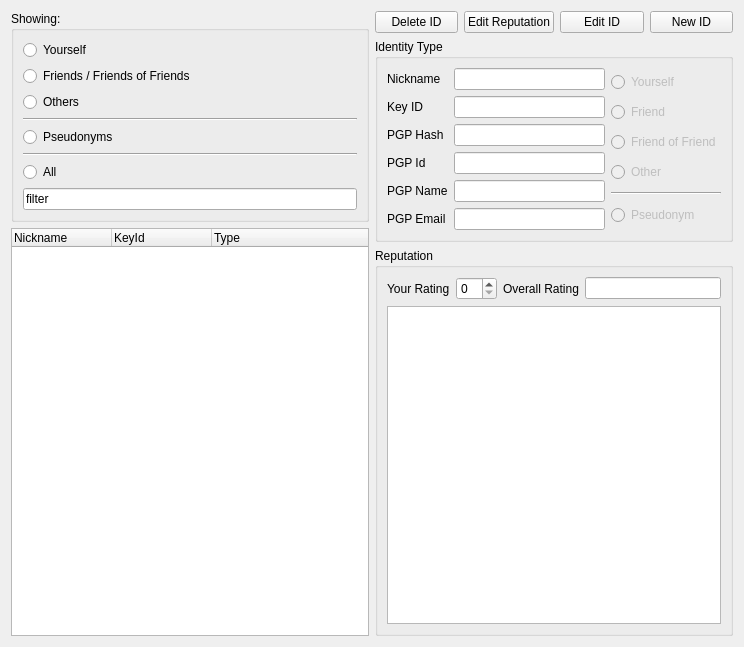
RetroShare/RetroShare_old, file retroshare-gui/src/gui/Identity/IdDialog.ui: the form before one commit.
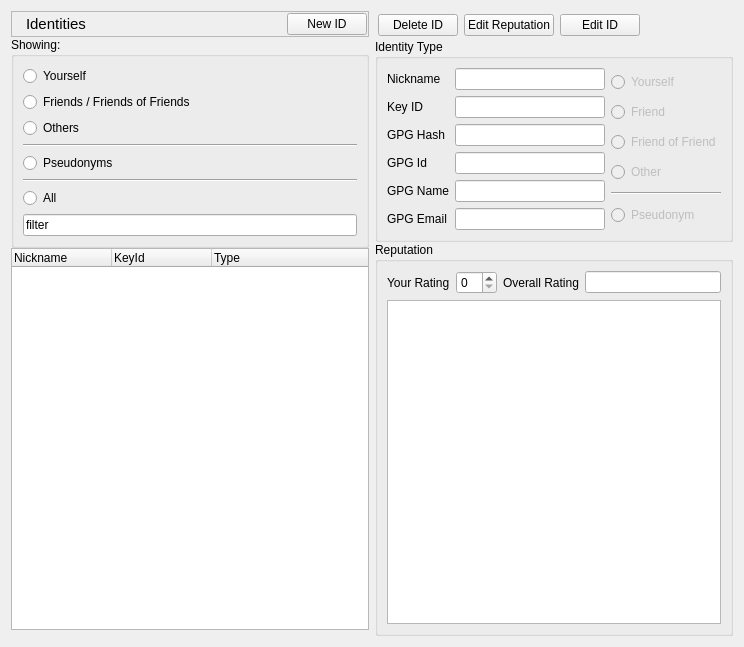
The form after the commit. Icons and pictures are not drawn.

```diff
--- a/retroshare-gui/src/gui/Identity/IdDialog.ui
+++ b/retroshare-gui/src/gui/Identity/IdDialog.ui
@@ -10,10 +10,76 @@
     <height>647</height>
    </rect>
   </property>
+  <property name="windowTitle">
+   <string/>
+  </property>
+  <layout class="QGridLayout" name="gridLayout_5">
+   <item row="0" column="0">
   <layout class="QGridLayout" name="gridLayout_3">
-   <item row="0" column="0" rowspan="3">
-    <layout class="QVBoxLayout" name="verticalLayout_2">
+     <property name="bottomMargin">
+      <number>6</number>
+     </property>
+     <property name="spacing">
+      <number>0</number>
+     </property>
+     <item row="0" column="0">
+      <widget class="QFrame" name="frame">
+       <property name="frameShape">
+        <enum>QFrame::StyledPanel</enum>
+       </property>
+       <property name="frameShadow">
+        <enum>QFrame::Raised</enum>
+       </property>
+       <layout class="QHBoxLayout" name="horizontalLayout_3">
+        <property name="margin">
+         <number>1</number>
+        </property>
      <item>
+         <widget class="QLabel" name="label_9">
+          <property name="text">
+           <string/>
+          </property>
+          <property name="pixmap">
+           <pixmap resource="../images.qrc">:/images/groupchat.png</pixmap>
+          </property>
+         </widget>
+        </item>
+        <item>
+         <widget class="QLabel" name="label_10">
+          <property name="font">
+           <font>
+            <pointsize>11</pointsize>
+           </font>
+          </property>
+          <property name="text">
+           <string>Identities</string>
+          </property>
+         </widget>
+        </item>
+        <item>
+         <spacer name="horizontalSpacer_2">
+          <property name="orientation">
+           <enum>Qt::Horizontal</enum>
+          </property>
+          <property name="sizeHint" stdset="0">
+           <size>
+            <width>40</width>
+            <height>20</height>
+           </size>
+          </property>
+         </spacer>
+        </item>
+        <item>
+         <widget class="QPushButton" name="pushButton_NewId">
+          <property name="text">
+           <string>New ID</string>
+          </property>
+         </widget>
+        </item>
+       </layout>
+      </widget>
+     </item>
+     <item row="1" column="0">
       <widget class="QGroupBox" name="groupBox">
        <property name="title">
         <string>Showing:</string>
@@ -81,7 +147,7 @@
        </layout>
       </widget>
      </item>
-     <item>
+     <item row="2" column="0">
       <widget class="QTreeWidget" name="treeWidget_IdList">
        <column>
         <property name="text">
@@ -103,7 +169,16 @@
     </layout>
    </item>
    <item row="0" column="1">
+    <layout class="QGridLayout" name="gridLayout_4">
+     <property name="verticalSpacing">
+      <number>0</number>
+     </property>
+     <item row="0" column="0">
+      <widget class="QFrame" name="frame">
     <layout class="QHBoxLayout" name="horizontalLayout_2">
+        <property name="margin">
+         <number>3</number>
+        </property>
      <item>
       <widget class="QPushButton" name="pushButton_Delete">
        <property name="text">
@@ -126,15 +201,22 @@
       </widget>
      </item>
      <item>
-      <widget class="QPushButton" name="pushButton_NewId">
-       <property name="text">
-        <string>New ID</string>
-       </property>
-      </widget>
-     </item>
-    </layout>
-   </item>
-   <item row="1" column="1">
+         <spacer name="horizontalSpacer">
+          <property name="orientation">
+           <enum>Qt::Horizontal</enum>
+          </property>
+          <property name="sizeHint" stdset="0">
+           <size>
+            <width>40</width>
+            <height>20</height>
+           </size>
+          </property>
+         </spacer>
+        </item>
+       </layout>
+      </widget>
+     </item>
+     <item row="1" column="0">
     <widget class="QGroupBox" name="groupBox_2">
      <property name="title">
       <string>Identity Type</string>
@@ -253,7 +335,7 @@
       <item row="4" column="0">
        <widget class="QLabel" name="label_3">
         <property name="text">
-         <string>PGP Name</string>
+           <string>GPG Name</string>
         </property>
        </widget>
       </item>
@@ -270,7 +352,7 @@
       <item row="5" column="0">
        <widget class="QLabel" name="label_5">
         <property name="text">
-         <string>PGP Email</string>
+           <string>GPG Email</string>
         </property>
        </widget>
       </item>
@@ -307,21 +389,21 @@
       <item row="3" column="0">
        <widget class="QLabel" name="label_7">
         <property name="text">
-         <string>PGP Id</string>
+           <string>GPG Id</string>
         </property>
        </widget>
       </item>
       <item row="2" column="0">
        <widget class="QLabel" name="label_8">
         <property name="text">
-         <string>PGP Hash</string>
+           <string>GPG Hash</string>
         </property>
        </widget>
       </item>
      </layout>
     </widget>
    </item>
-   <item row="2" column="1">
+     <item row="2" column="0">
     <widget class="QGroupBox" name="groupBox_3">
      <property name="title">
       <string>Reputation</string>
@@ -354,6 +436,8 @@
     </widget>
    </item>
   </layout>
+   </item>
+  </layout>
  </widget>
  <resources/>
  <connections/>
```
Left out of the diff: 4 changed lines with no effect on the pictures. Lines whose indentation alone changed are shown as unchanged.
